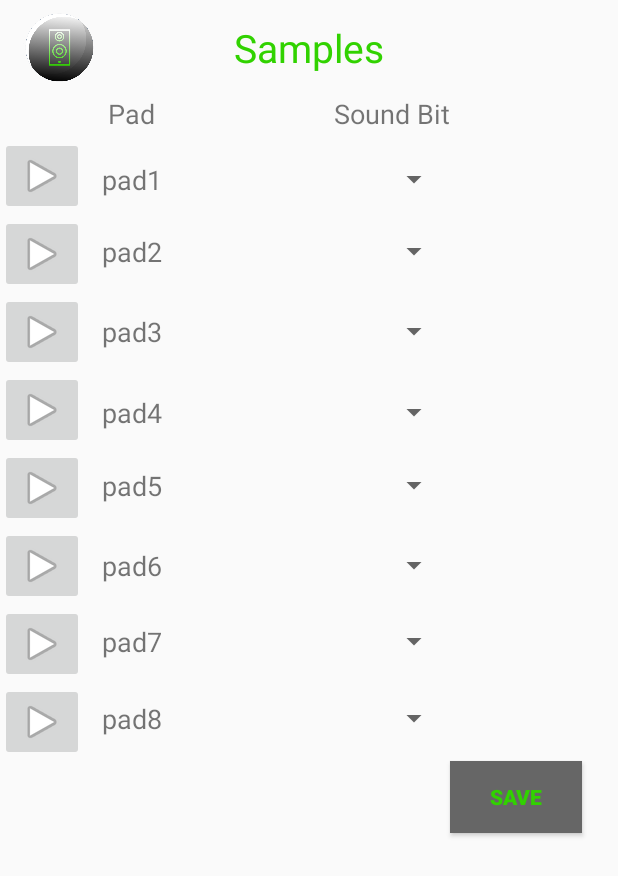
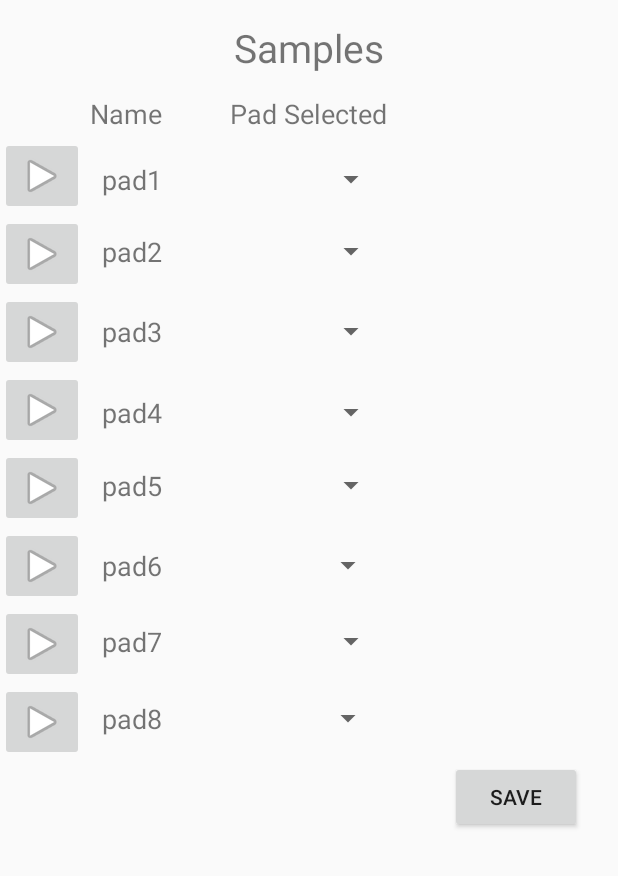
Before and after one commit to ltplace/SampleMusicApp, an Android app: the screen it shows after launch (SampleLoadingPage), after a tap on "SAMPLE LOADING PAGE", on a phone screen of 412 x 824 dp. Shown: the top 876 px of the screen. Run offline under Robolectric (Android 15) with nearby library versions, the phone set to English and light mode, and no system bars; 43 statements that could not run were skipped.

Commit message:
Revert "Ui beautification"

```diff
--- a/app/src/main/res/layout/activity_sample_loading_page.xml
+++ b/app/src/main/res/layout/activity_sample_loading_page.xml
@@ -88,8 +88,7 @@
         android:layout_centerHorizontal="true"
         android:layout_marginTop="14dp"
         android:text="Samples"
-        android:textSize="26sp"
-        android:textColor="#31d200"/>
+        android:textSize="26sp"/>
 
     <TextView
         android:id="@+id/audioText_textView1"
@@ -177,7 +176,7 @@
         android:layout_width="wrap_content"
         android:layout_height="wrap_content"
         android:layout_marginTop="14dp"
-        android:text="Pad "
+        android:text="Name"
         android:textSize="18sp"
         android:layout_below="@+id/textView"
         android:layout_alignEnd="@+id/audioText_textView3" />
@@ -186,11 +185,10 @@
         android:id="@+id/padSelected_textView"
         android:layout_width="wrap_content"
         android:layout_height="wrap_content"
-        android:text="Sound Bit"
-        android:textSize="18sp"
-        android:layout_alignBaseline="@+id/name_textView"
         android:layout_alignBottom="@+id/name_textView"
-        android:layout_toStartOf="@+id/save_button" />
+        android:layout_centerHorizontal="true"
+        android:text="Pad Selected"
+        android:textSize="18sp"/>
 
     <Spinner
         android:id="@+id/padSelect_spinner2"
@@ -216,10 +214,7 @@
         android:layout_below="@+id/audioText_textView8"
         android:layout_marginEnd="24dp"
         android:onClick="saveButton"
-        android:text="Save"
-        android:textStyle="bold"
-        android:textColor="#31d200"
-        android:background="#666666"/>
+        android:text="Save" />
 
     <Spinner
         android:id="@+id/padSelect_spinner3"
@@ -249,17 +244,18 @@
         android:id="@+id/padSelect_spinner6"
         android:layout_width="match_parent"
         android:layout_height="wrap_content"
+        android:layout_alignStart="@+id/padSelect_spinner5"
         android:layout_alignTop="@+id/audioText_textView6"
-        android:layout_alignEnd="@+id/padSelect_spinner7"
-        android:layout_alignStart="@+id/padSelect_spinner5" />
+        android:layout_alignEnd="@+id/textView" />
 
     <Spinner
         android:id="@+id/padSelect_spinner7"
         android:layout_width="match_parent"
         android:layout_height="wrap_content"
         android:layout_alignTop="@+id/audioText_textView7"
-        android:layout_alignEnd="@+id/padSelect_spinner5"
-        android:layout_alignStart="@+id/padSelect_spinner5" />
+        android:layout_alignStart="@+id/padSelected_textView"
+        android:layout_toStartOf="@+id/save_button"
+        android:layout_alignEnd="@+id/padSelect_spinner5" />
 
     <Spinner
         android:id="@+id/padSelect_spinner8"
@@ -268,14 +264,4 @@
         android:layout_alignStart="@+id/padSelect_spinner7"
         android:layout_alignTop="@+id/audioText_textView8"
         android:layout_alignEnd="@+id/padSelect_spinner6" />
-
-    <ImageView
-        android:id="@+id/imageView3"
-        android:layout_width="wrap_content"
-        android:layout_height="wrap_content"
-        android:layout_alignParentStart="true"
-        android:layout_marginStart="11dp"
-        app:srcCompat="@mipmap/icon"
-        android:layout_above="@+id/padSelected_textView"
-        android:layout_toStartOf="@+id/audioText_textView2" />
 </RelativeLayout>
```
Also changed, not shown: app/src/main/res/layout-land/activity_main.xml (+60 -119 lines).
